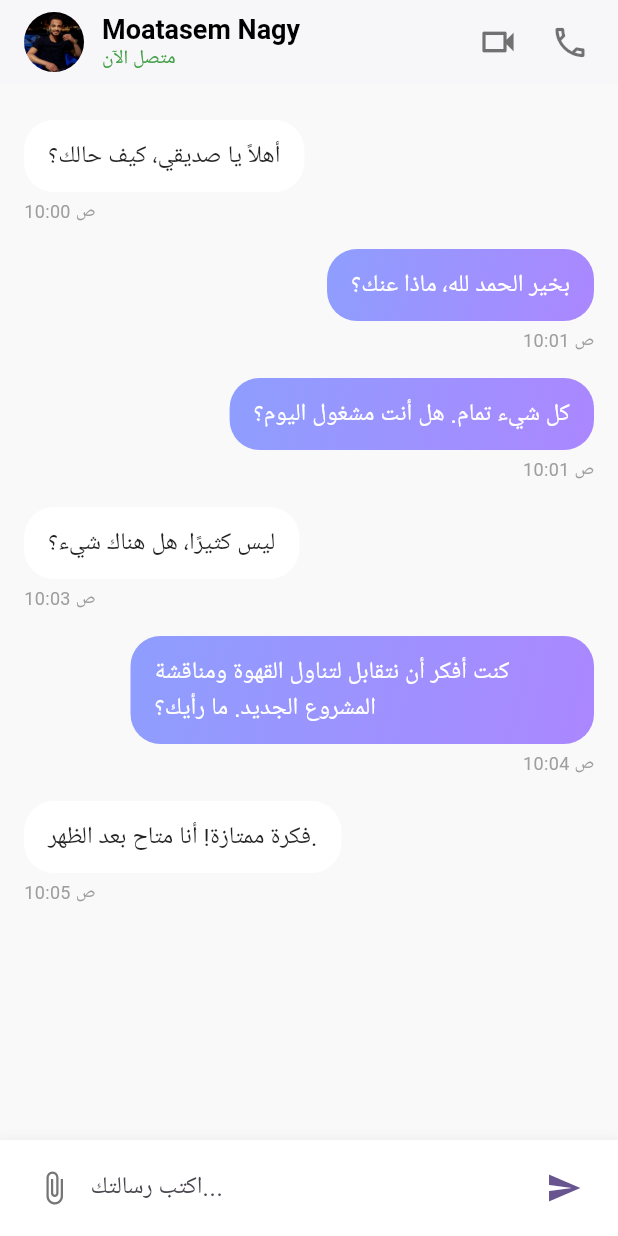
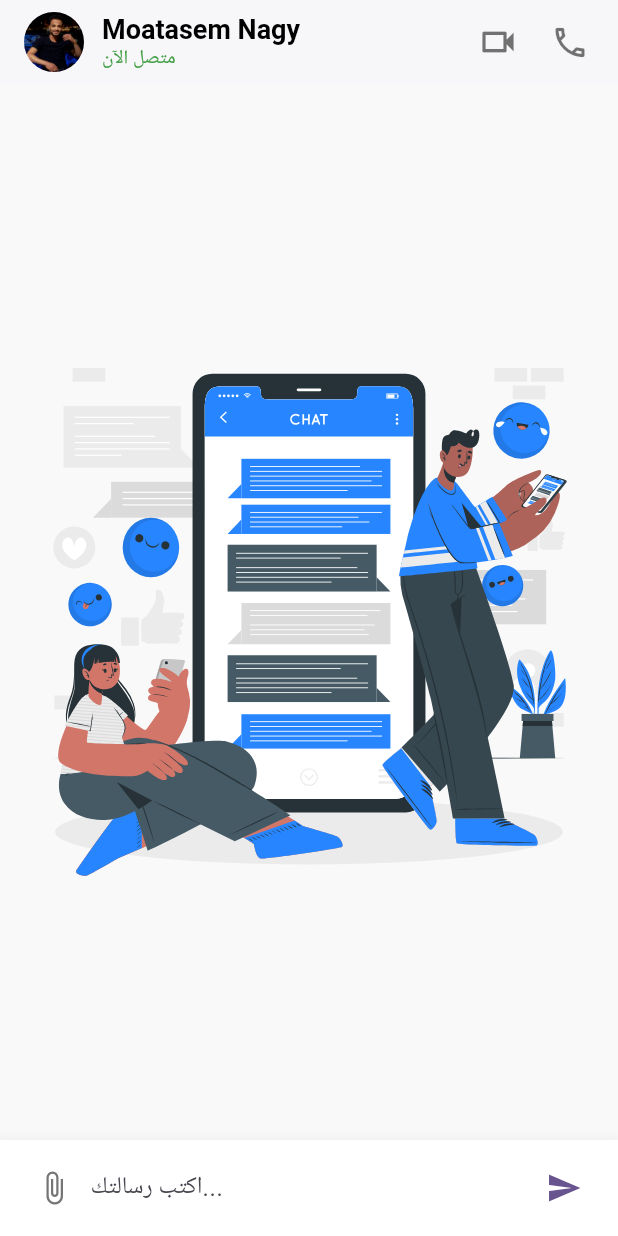
Before and after one commit to Moatasem-Official/Chat_App, a Flutter app: the ChatHomeScreen screen opened directly, on a phone screen of 412 x 824 dp. Run offline on Flutter 3.47's test engine with Material 3 defaults, Android fonts, the phone set to English and light mode, and no system bars; our stand-ins replace bloc, device_preview, equatable, firebase_auth, firebase_core, flutter_bloc and 1 more; accounts and stored records are empty.

Commit message:
Refactor chat Home Screen Code

```diff
--- a/lib/presentation/screens/home_screen.dart
+++ b/lib/presentation/screens/home_screen.dart
@@ -1,5 +1,9 @@
 import 'package:chat_app/data/models/message_model.dart';
+import 'package:chat_app/presentation/widgets/Home_Screen/custom_app_bar.dart';
+import 'package:chat_app/presentation/widgets/Home_Screen/custom_message_composer.dart';
+import 'package:chat_app/presentation/widgets/Home_Screen/custom_message_templete.dart';
 import 'package:flutter/material.dart';
+import 'package:flutter_svg/svg.dart';
 
 class ChatHomeScreen extends StatefulWidget {
   const ChatHomeScreen({super.key});
@@ -11,204 +15,41 @@ class ChatHomeScreen extends StatefulWidget {
 class _ConversationScreenState extends State<ChatHomeScreen> {
   final TextEditingController _textController = TextEditingController();
 
-  // بيانات وهمية للمحادثة
-  final List<ChatMessage> _messages = [
-    ChatMessage(
-      text: "أهلاً يا صديقي، كيف حالك؟",
-      time: "10:00 ص",
-      isSentByMe: false,
-    ),
-    ChatMessage(
-      text: "بخير الحمد لله، ماذا عنك؟",
-      time: "10:01 ص",
-      isSentByMe: true,
-    ),
-    ChatMessage(
-      text: "كل شيء تمام. هل أنت مشغول اليوم؟",
-      time: "10:01 ص",
-      isSentByMe: true,
-    ),
-    ChatMessage(
-      text: "ليس كثيرًا، هل هناك شيء؟",
-      time: "10:03 ص",
-      isSentByMe: false,
-    ),
-    ChatMessage(
-      text: "كنت أفكر أن نتقابل لتناول القهوة ومناقشة المشروع الجديد. ما رأيك؟",
-      time: "10:04 ص",
-      isSentByMe: true,
-    ),
-    ChatMessage(
-      text: "فكرة ممتازة! أنا متاح بعد الظهر.",
-      time: "10:05 ص",
-      isSentByMe: false,
-    ),
-  ];
+  final List<ChatMessage> _messages = [];
 
   @override
   Widget build(BuildContext context) {
     return Scaffold(
-      backgroundColor: const Color(0xFFF9F9F9), // خلفية هادئة
-      // 1. الشريط العلوي الذكي
-      appBar: _buildAppBar(),
+      backgroundColor: const Color(0xFFF9F9F9),
+      appBar: PreferredSize(
+        preferredSize: const Size.fromHeight(56),
+        child: CustomAppBar(),
+      ),
       body: Column(
         children: [
-          // 2. قائمة الرسائل
-          Expanded(
+          _messages.isEmpty
+              ? Expanded(
+                  child: Center(
+                    child: SvgPicture.asset("assets/images/Chat-cuate.svg"),
+                  ),
+                )
+              : Expanded(
                   child: ListView.builder(
                     padding: const EdgeInsets.all(16.0),
-              reverse: false, // لعرض الرسائل من الأعلى للأسفل
+                    reverse: false,
                     itemCount: _messages.length,
                     itemBuilder: (context, index) {
-                return _buildMessageBubble(_messages[index]);
+                      return CustomMessageTemplete(message: _messages[index]);
                     },
                   ),
                 ),
-          // 3. حقل إدخال النص
-          _buildMessageComposer(),
-        ],
-      ),
-    );
-  }
-
-  AppBar _buildAppBar() {
-    return AppBar(
-      backgroundColor: Colors.white,
-      automaticallyImplyLeading: false,
-      elevation: 1,
-      title: Row(
-        children: [
-          CircleAvatar(
-            backgroundImage: const AssetImage("assets/images/moatasem.jpg"),
-          ),
-          const SizedBox(width: 12),
-          Column(
-            crossAxisAlignment: CrossAxisAlignment.start,
-            children: [
-              const Text(
-                "Moatasem Nagy", // اسم الشخص الآخر
-                style: TextStyle(
-                  color: Colors.black,
-                  fontSize: 18,
-                  fontWeight: FontWeight.bold,
-                ),
-              ),
-              Text(
-                "متصل الآن",
-                style: TextStyle(color: Colors.green.shade600, fontSize: 13),
-              ),
-            ],
-          ),
-        ],
-      ),
-      actions: [
-        IconButton(
-          icon: const Icon(
-            Icons.videocam_outlined,
-            color: Colors.black54,
-            size: 28,
-          ),
-          onPressed: () {},
-        ),
-        IconButton(
-          icon: const Icon(
-            Icons.call_outlined,
-            color: Colors.black54,
-            size: 26,
-          ),
-          onPressed: () {},
-        ),
-        const SizedBox(width: 8),
-      ],
-    );
-  }
-
-  Widget _buildMessageBubble(ChatMessage message) {
-    // تحديد محاذاة الرسالة بناءً على المرسل
-    final alignment = message.isSentByMe
-        ? CrossAxisAlignment.end
-        : CrossAxisAlignment.start;
-    // تحديد لون خلفية الرسالة
-    final bubbleColor = message.isSentByMe
-        ? const BoxDecoration(
-            gradient: LinearGradient(
-              colors: [Color(0xFF8E9EFE), Color(0xFFAB87FF)],
-              begin: Alignment.topLeft,
-              end: Alignment.bottomRight,
-            ),
-            borderRadius: BorderRadius.all(Radius.circular(20)),
-          )
-        : const BoxDecoration(
-            color: Colors.white,
-            borderRadius: BorderRadius.all(Radius.circular(20)),
-          );
-    // تحديد لون النص
-    final textColor = message.isSentByMe ? Colors.white : Colors.black87;
-
-    return Container(
-      margin: const EdgeInsets.symmetric(vertical: 8),
-      child: Column(
-        crossAxisAlignment: alignment,
-        children: [
-          Container(
-            padding: const EdgeInsets.symmetric(horizontal: 16, vertical: 12),
-            constraints: BoxConstraints(
-              maxWidth: MediaQuery.of(context).size.width * 0.75,
-            ),
-            decoration: bubbleColor,
-            child: Text(
-              message.text,
-              style: TextStyle(color: textColor, fontSize: 16),
-            ),
-          ),
-          const SizedBox(height: 4),
-          Text(
-            message.time,
-            style: TextStyle(color: Colors.grey.shade500, fontSize: 12),
+          CustomMessageComposer(
+            textController: _textController,
+            onAttachmentPressed: () {},
+            onSendPressed: () {},
           ),
         ],
       ),
     );
   }
-
-  Widget _buildMessageComposer() {
-    return Container(
-      padding: const EdgeInsets.symmetric(horizontal: 12, vertical: 8),
-      decoration: BoxDecoration(
-        color: Colors.white,
-        boxShadow: [
-          BoxShadow(
-            color: Colors.grey.withOpacity(0.1),
-            spreadRadius: 2,
-            blurRadius: 5,
-          ),
-        ],
-      ),
-      child: SafeArea(
-        child: Row(
-          children: [
-            IconButton(
-              icon: Icon(Icons.attach_file, color: Colors.grey.shade600),
-              onPressed: () {},
-            ),
-            Expanded(
-              child: TextField(
-                controller: _textController,
-                decoration: const InputDecoration.collapsed(
-                  hintText: "اكتب رسالتك...",
-                ),
-                textCapitalization: TextCapitalization.sentences,
-              ),
-            ),
-            IconButton(
-              icon: Icon(Icons.send, color: Theme.of(context).primaryColor),
-              onPressed: () {
-                // منطق إرسال الرسالة
-              },
-            ),
-          ],
-        ),
-      ),
-    );
 }
-}
--- /dev/null
+++ b/lib/presentation/widgets/Home_Screen/custom_app_bar.dart
@@ -0,0 +1,58 @@
+import 'package:flutter/material.dart';
+
+class CustomAppBar extends StatelessWidget {
+  const CustomAppBar({super.key});
+
+  @override
+  Widget build(BuildContext context) {
+    return AppBar(
+      backgroundColor: Colors.white,
+      automaticallyImplyLeading: false,
+      elevation: 1,
+      title: Row(
+        children: [
+          CircleAvatar(
+            backgroundImage: const AssetImage("assets/images/moatasem.jpg"),
+          ),
+          const SizedBox(width: 12),
+          Column(
+            crossAxisAlignment: CrossAxisAlignment.start,
+            children: [
+              const Text(
+                "Moatasem Nagy", // اسم الشخص الآخر
+                style: TextStyle(
+                  color: Colors.black,
+                  fontSize: 18,
+                  fontWeight: FontWeight.bold,
+                ),
+              ),
+              Text(
+                "متصل الآن",
+                style: TextStyle(color: Colors.green.shade600, fontSize: 13),
+              ),
+            ],
+          ),
+        ],
+      ),
+      actions: [
+        IconButton(
+          icon: const Icon(
+            Icons.videocam_outlined,
+            color: Colors.black54,
+            size: 28,
+          ),
+          onPressed: () {},
+        ),
+        IconButton(
+          icon: const Icon(
+            Icons.call_outlined,
+            color: Colors.black54,
+            size: 26,
+          ),
+          onPressed: () {},
+        ),
+        const SizedBox(width: 8),
+      ],
+    );
+  }
+}
--- /dev/null
+++ b/lib/presentation/widgets/Home_Screen/custom_message_composer.dart
@@ -0,0 +1,54 @@
+import 'package:flutter/material.dart';
+
+class CustomMessageComposer extends StatelessWidget {
+  const CustomMessageComposer({
+    super.key,
+    required this.textController,
+    required this.onSendPressed,
+    required this.onAttachmentPressed,
+  });
+
+  final TextEditingController textController;
+  final Function() onSendPressed;
+  final Function() onAttachmentPressed;
+
+  @override
+  Widget build(BuildContext context) {
+    return Container(
+      padding: const EdgeInsets.symmetric(horizontal: 12, vertical: 8),
+      decoration: BoxDecoration(
+        color: Colors.white,
+        boxShadow: [
+          BoxShadow(
+            color: Colors.grey.withOpacity(0.1),
+            spreadRadius: 2,
+            blurRadius: 5,
+          ),
+        ],
+      ),
+      child: SafeArea(
+        child: Row(
+          children: [
+            IconButton(
+              icon: Icon(Icons.attach_file, color: Colors.grey.shade600),
+              onPressed: onAttachmentPressed,
+            ),
+            Expanded(
+              child: TextField(
+                controller: textController,
+                decoration: const InputDecoration.collapsed(
+                  hintText: "اكتب رسالتك...",
+                ),
+                textCapitalization: TextCapitalization.sentences,
+              ),
+            ),
+            IconButton(
+              icon: Icon(Icons.send, color: Theme.of(context).primaryColor),
+              onPressed: onSendPressed,
+            ),
+          ],
+        ),
+      ),
+    );
+  }
+}
--- /dev/null
+++ b/lib/presentation/widgets/Home_Screen/custom_message_templete.dart
@@ -0,0 +1,56 @@
+import 'package:chat_app/data/models/message_model.dart';
+import 'package:flutter/material.dart';
+
+class CustomMessageTemplete extends StatelessWidget {
+  const CustomMessageTemplete({super.key, required this.message});
+
+  final ChatMessage message;
+
+  @override
+  Widget build(BuildContext context) {
+    final alignment = message.isSentByMe
+        ? CrossAxisAlignment.end
+        : CrossAxisAlignment.start;
+    // تحديد لون خلفية الرسالة
+    final bubbleColor = message.isSentByMe
+        ? const BoxDecoration(
+            gradient: LinearGradient(
+              colors: [Color(0xFF8E9EFE), Color(0xFFAB87FF)],
+              begin: Alignment.topLeft,
+              end: Alignment.bottomRight,
+            ),
+            borderRadius: BorderRadius.all(Radius.circular(20)),
+          )
+        : const BoxDecoration(
+            color: Colors.white,
+            borderRadius: BorderRadius.all(Radius.circular(20)),
+          );
+    // تحديد لون النص
+    final textColor = message.isSentByMe ? Colors.white : Colors.black87;
+
+    return Container(
+      margin: const EdgeInsets.symmetric(vertical: 8),
+      child: Column(
+        crossAxisAlignment: alignment,
+        children: [
+          Container(
+            padding: const EdgeInsets.symmetric(horizontal: 16, vertical: 12),
+            constraints: BoxConstraints(
+              maxWidth: MediaQuery.of(context).size.width * 0.75,
+            ),
+            decoration: bubbleColor,
+            child: Text(
+              message.text,
+              style: TextStyle(color: textColor, fontSize: 16),
+            ),
+          ),
+          const SizedBox(height: 4),
+          Text(
+            message.time,
+            style: TextStyle(color: Colors.grey.shade500, fontSize: 12),
+          ),
+        ],
+      ),
+    );
+  }
+}
```
Lines whose indentation alone changed are shown as unchanged.
